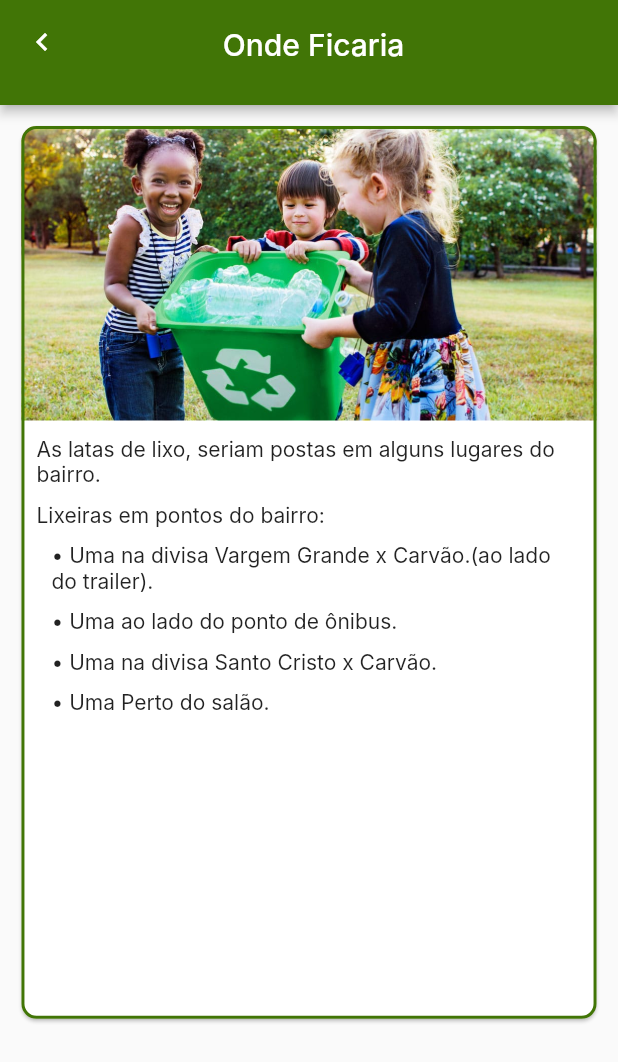
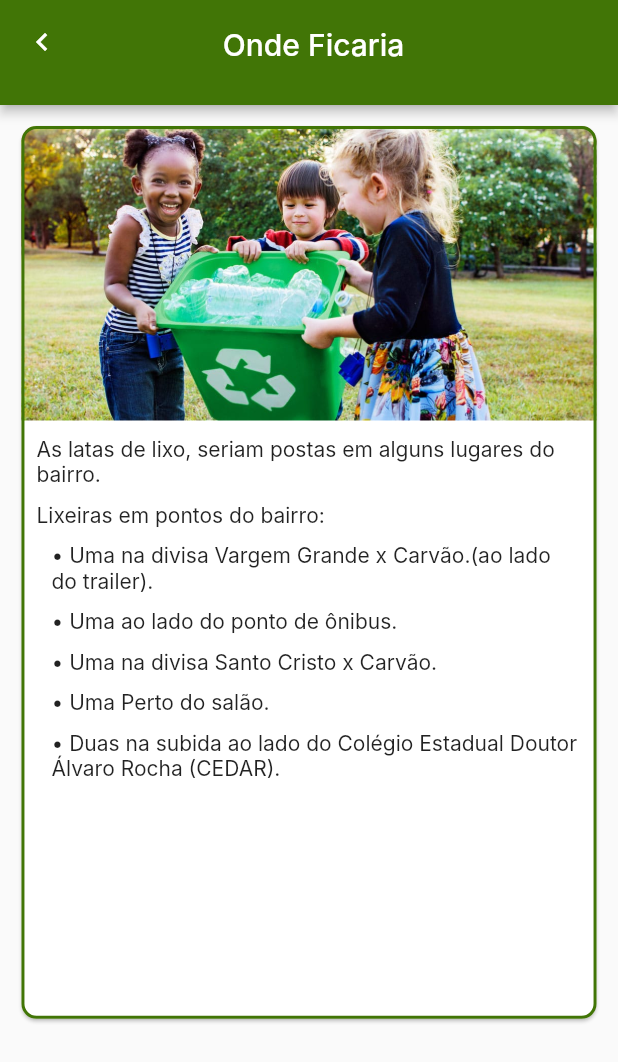
Before and after one commit to rafaelcsilvadev/ecokotam, a Flutter app: the Location screen opened by its route, on a phone screen of 412 x 824 dp. Shown: the top 1062 px of the screen. Run offline on Flutter 3.47's test engine with Material 2 defaults, Android fonts, the phone set to English and light mode, and no system bars; our stand-ins replace flutter_svg_provider, get; Roboto replaces fonts that are missing (Inter).

```diff
--- a/lib/routes/app_pages.dart
+++ b/lib/routes/app_pages.dart
@@ -5,6 +5,7 @@ import 'package:ecokotam/views/pages/objective.dart';
 import 'package:ecokotam/views/pages/recycle_organic.dart';
 import 'package:ecokotam/views/pages/recycle_pet.dart';
 import 'package:ecokotam/views/pages/signIn.dart';
+import 'package:ecokotam/views/pages/tip_youtube.dart';
 import 'package:get/get.dart';
 
 class AppPages {
@@ -33,5 +34,9 @@ class AppPages {
       name: Routes.location,
       page: () => const Location(),
     ),
+    GetPage(
+      name: Routes.tipYouTube,
+      page: () => TipYouTube(),
+    ),
   ];
 }
--- a/lib/routes/routes.dart
+++ b/lib/routes/routes.dart
@@ -5,4 +5,5 @@ abstract class Routes {
   static const recycleOrganic = '/recycle_organic';
   static const recyclePet = '/recycle_pet';
   static const location = '/location';
+  static const tipYouTube = '/tip_youtube';
 }
--- a/lib/views/pages/location.dart
+++ b/lib/views/pages/location.dart
@@ -89,6 +89,17 @@ class Location extends StatelessWidget {
                       ),
                     ),
                   ),
+                  Container(
+                    margin: const EdgeInsets.only(top: 10, left: 10),
+                    width: constraints.maxWidth,
+                    child: const Text(
+                      '\u2022 Duas na subida ao lado do Colégio Estadual Doutor Álvaro Rocha (CEDAR).',
+                      style: TextStyle(
+                        fontFamily: 'Inter',
+                        fontSize: 14,
+                      ),
+                    ),
+                  ),
                 ],
               ),
             ),
--- a/lib/views/pages/menu.dart
+++ b/lib/views/pages/menu.dart
@@ -119,7 +119,7 @@ class Menu extends StatelessWidget {
                             width: 100,
                             height: 110,
                             child: ActionButton(
-                              onPressed: () => {},
+                              onPressed: () => Navigator.pushNamed(context, Routes.tipYouTube),
                               title: 'Dicas\nYou Tube',
                               icon: Icons.thumb_up,
                             ),
--- a/pubspec.yaml
+++ b/pubspec.yaml
@@ -30,6 +30,7 @@ environment:
 dependencies:
   get: ^4.6.6
   flutter_svg_provider: ^1.0.1
+  url_launcher: ^6.1.14
   flutter:
     sdk: flutter
 
```
Also changed, not shown: lib/views/pages/tip_youtube.dart (added, +85 -0 lines), pubspec.lock, 1 other file.
